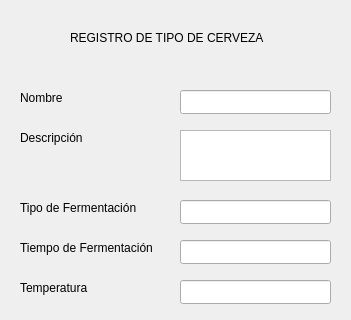
The window that EDCervezas/ventanaregistrarfamilia.ui (RARUTO21/EDProgra2) describes before a commit, drawn with Qt 5; both pictures show x 0 to 351 and y 0 to 320 of the 351 by 480 pixel window.
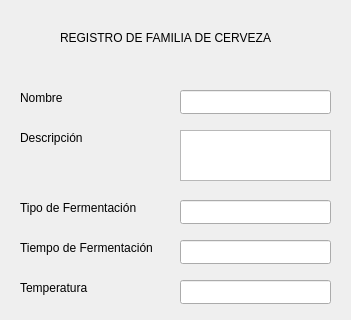
The same window after the commit.

```diff
--- a/EDCervezas/ventanaregistrarfamilia.ui
+++ b/EDCervezas/ventanaregistrarfamilia.ui
@@ -156,14 +156,14 @@
   <widget class="QLabel" name="label_9">
    <property name="geometry">
     <rect>
-     <x>70</x>
+     <x>60</x>
      <y>30</y>
-     <width>211</width>
+     <width>231</width>
      <height>16</height>
     </rect>
    </property>
    <property name="text">
-    <string>REGISTRO DE TIPO DE CERVEZA</string>
+    <string>REGISTRO DE FAMILIA DE CERVEZA</string>
    </property>
   </widget>
   <widget class="QLineEdit" name="lneTipoDeFermentacion">
```
Left out of the diff: 10 changed lines with no effect on the pictures.
